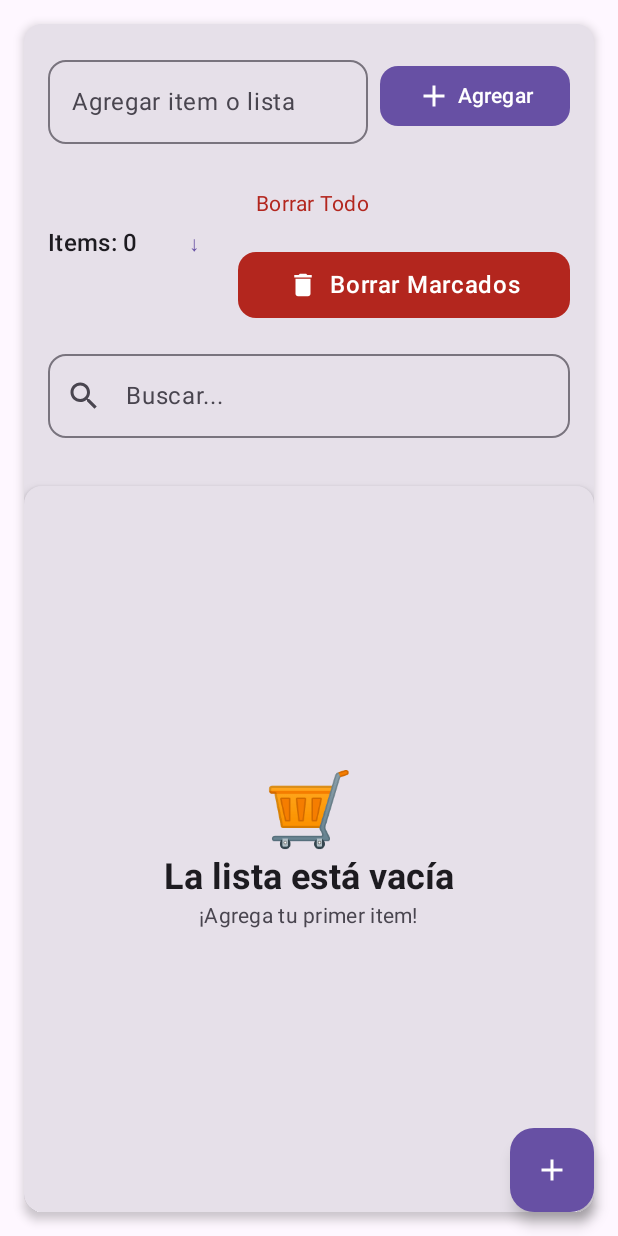
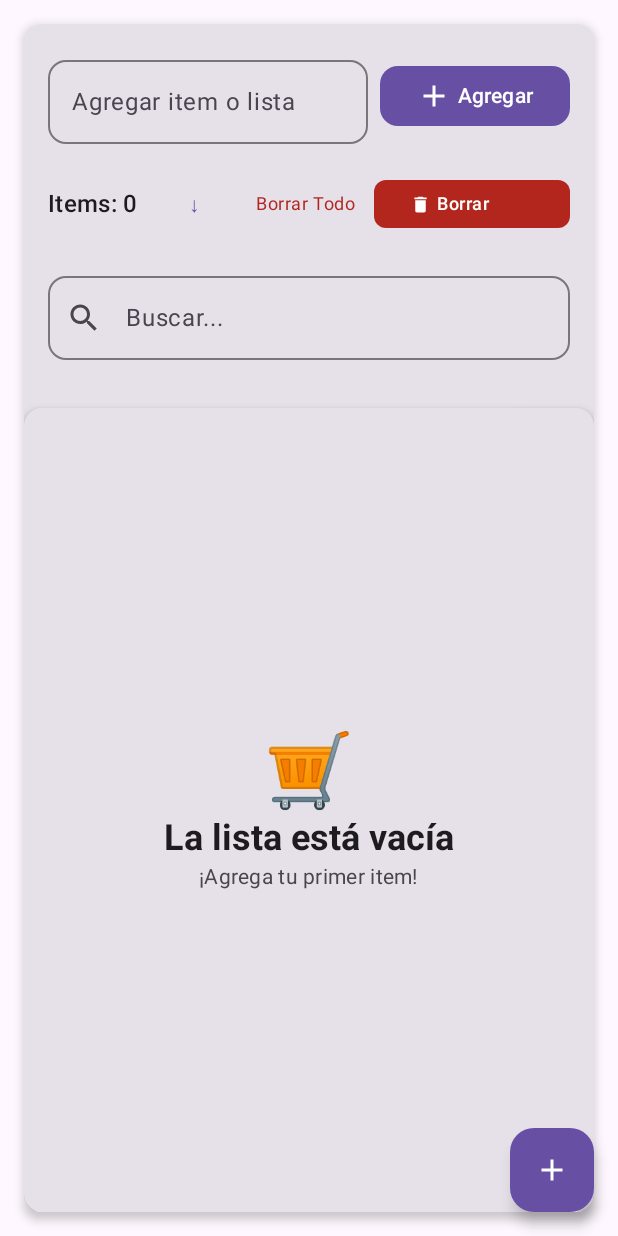
Before and after one commit to Zentirius/Listas-Faciles, an Android app built with Jetpack Compose: the screen it shows after launch (MainActivity), on a phone screen of 412 x 824 dp. Run offline under Robolectric (Android 15) with nearby library versions, the phone set to English and light mode, and no system bars.

Commit message:
🎨 Rediseño UI: Layout compacto y elegante para botones
✅ MEJORAS DE DISEÑO:
- Botones organizados horizontalmente (no vertical)
- 'Borrar Marcados' más compacto: 32dp altura (era 44dp)
- Texto más pequeño: bodySmall (era bodyLarge)
- Ícono reducido: 14dp (era 20dp)
- Espaciado optimizado: 4dp entre elementos
- Bordes más suaves: 8dp radius

🎯 ORGANIZACIÓN MEJORADA:
- 'Borrar Todo' a la izquierda (TextButton)
- 'Borrar Marcados' a la derecha (Button compacto)
- Distribución equilibrada con SpaceBetween
- Diseño más limpio y profesional

📱 EXPERIENCIA DE USUARIO:
- Interfaz más elegante y moderna
- Mejor aprovechamiento del espacio
- Botones proporcionados y legibles
- UI lista para dispositivos reales

```diff
--- a/app/src/main/java/com/listafacilnueva/ui/MainScreen.kt
+++ b/app/src/main/java/com/listafacilnueva/ui/MainScreen.kt
@@ -140,15 +140,13 @@ fun MainScreen(
                             }
                         }
 
-                        // Botones de acción
-                        Column(
-                            modifier = Modifier.fillMaxWidth()
-                        ) {
-                            // Primera fila: Borrar Todo
+                        // Botones de acción - Diseño compacto y elegante
                         Row(
                             modifier = Modifier.fillMaxWidth(),
-                                horizontalArrangement = Arrangement.Start
+                            horizontalArrangement = Arrangement.SpaceBetween,
+                            verticalAlignment = Alignment.CenterVertically
                         ) {
+                            // Botón Borrar Todo (izquierda)
                             TextButton(
                                 onClick = { showDeleteDialog = true },
                                 colors = ButtonDefaults.textButtonColors(
@@ -157,14 +155,11 @@ fun MainScreen(
                             ) {
                                 Text(
                                     "Borrar Todo",
-                                        style = MaterialTheme.typography.bodyMedium
+                                    style = MaterialTheme.typography.bodySmall
                                 )
                             }
-                            }
 
-                            Spacer(modifier = Modifier.height(8.dp))
-
-                            // Segunda fila: Borrar Marcados (ancho completo)
+                            // Botón Borrar Marcados (derecha) - Compacto
                             Button(
                                 onClick = {
                                     productos = productos.filter { !it.isChecked }
@@ -173,10 +168,10 @@ fun MainScreen(
                                     containerColor = MaterialTheme.colorScheme.error,
                                     contentColor = MaterialTheme.colorScheme.onError
                                 ),
-                                shape = RoundedCornerShape(12.dp),
+                                shape = RoundedCornerShape(8.dp),
                                 modifier = Modifier
-                                    .fillMaxWidth()
-                                    .height(44.dp)
+                                    .height(32.dp)
+                                    .wrapContentWidth()
                             ) {
                                 Row(
                                     verticalAlignment = Alignment.CenterVertically,
@@ -185,12 +180,12 @@ fun MainScreen(
                                     Icon(
                                         Icons.Default.Delete,
                                         contentDescription = "Eliminar marcados",
-                                        modifier = Modifier.size(20.dp)
+                                        modifier = Modifier.size(14.dp)
                                     )
-                                    Spacer(modifier = Modifier.width(8.dp))
+                                    Spacer(modifier = Modifier.width(4.dp))
                                     Text(
                                         "Borrar Marcados",
-                                        style = MaterialTheme.typography.bodyLarge,
+                                        style = MaterialTheme.typography.bodySmall,
                                         fontWeight = androidx.compose.ui.text.font.FontWeight.Medium
                                     )
                                 }
```
Lines whose indentation alone changed are shown as unchanged.
